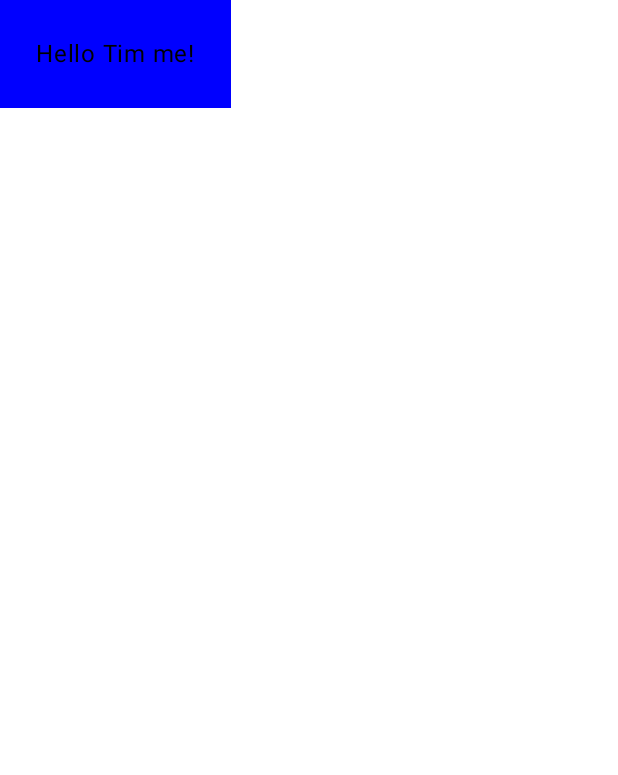
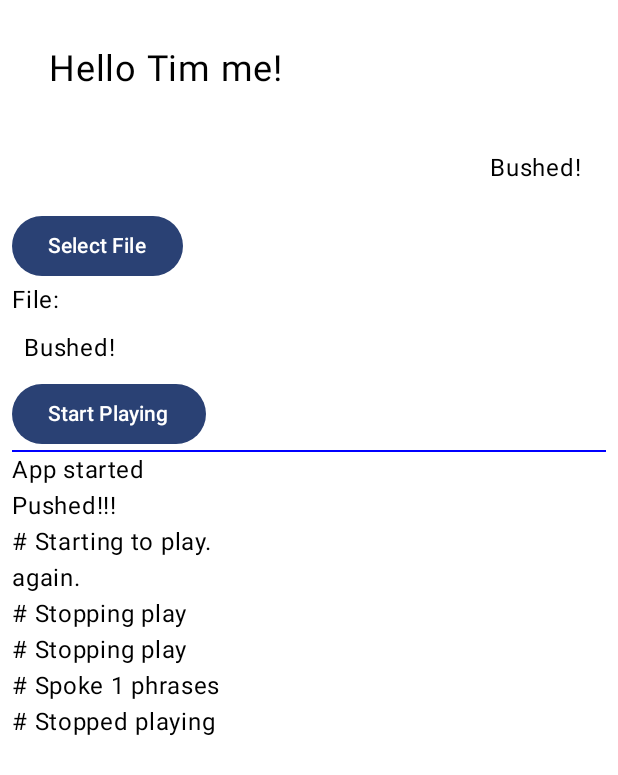
Before and after one commit to TimCook314/FrenchLangApp, an Android app built with Jetpack Compose: the @Preview function GreetingPreview, on a phone screen of 412 x 824 dp. Shown: the top 775 px of the screen. Run offline under Robolectric (Android 15) with nearby library versions, the phone set to English and light mode, and no system bars.

Commit message:
Add basic outline of functions

```diff
--- a/EchoUn/app/src/main/java/com/example/echoun/MainActivity.kt
+++ b/EchoUn/app/src/main/java/com/example/echoun/MainActivity.kt
@@ -3,17 +3,44 @@ package com.example.echoun
 import android.os.Bundle
 import androidx.activity.ComponentActivity
 import androidx.activity.compose.setContent
+import androidx.compose.foundation.layout.Arrangement
+import androidx.compose.foundation.layout.Column
+import androidx.compose.foundation.layout.PaddingValues
+import androidx.compose.foundation.layout.Spacer
 import androidx.compose.foundation.layout.fillMaxSize
+import androidx.compose.foundation.layout.fillMaxWidth
+import androidx.compose.foundation.layout.height
 import androidx.compose.foundation.layout.padding
+import androidx.compose.foundation.lazy.LazyColumn
+import androidx.compose.foundation.lazy.items
+import androidx.compose.material3.Button
+import androidx.compose.material3.Divider
 import androidx.compose.material3.MaterialTheme
 import androidx.compose.material3.Surface
 import androidx.compose.material3.Text
 import androidx.compose.runtime.Composable
+import androidx.compose.runtime.mutableStateListOf
+import androidx.compose.runtime.mutableStateOf
+import androidx.compose.ui.Alignment
 import androidx.compose.ui.Modifier
 import androidx.compose.ui.graphics.Color
+import androidx.compose.ui.text.style.TextAlign
 import androidx.compose.ui.tooling.preview.Preview
 import androidx.compose.ui.unit.dp
+import androidx.compose.ui.unit.sp
 import com.example.echoun.ui.theme.EchoUnTheme
+import kotlinx.coroutines.CoroutineScope
+import kotlinx.coroutines.Dispatchers
+import kotlinx.coroutines.delay
+import kotlinx.coroutines.launch
+
+
+private var theFilePathText = mutableStateOf(" none ")
+private var thePlayButtonText = mutableStateOf("Start Playing")
+private var asText = mutableStateListOf<String>("App started")
+private var itemsPlayed = 0
+private var isPlaying = false
+private var reqStop = false
 
 class MainActivity : ComponentActivity() {
     override fun onCreate(savedInstanceState: Bundle?) {
@@ -21,7 +48,10 @@ class MainActivity : ComponentActivity() {
         setContent {
             EchoUnTheme {
                 // A surface container using the 'background' color from the theme
-                Surface(modifier = Modifier.fillMaxSize(), color = MaterialTheme.colorScheme.background) {
+                Surface(
+                    modifier = Modifier.fillMaxSize(),
+                    color = MaterialTheme.colorScheme.background
+                ) {
                     Greeting("Tim me")
                 }
             }
@@ -31,18 +61,106 @@ class MainActivity : ComponentActivity() {
 
 @Composable
 fun Greeting(name: String, modifier: Modifier = Modifier) {
-    Surface(color = Color.Blue) {
+    Column(
+        verticalArrangement = Arrangement.Top,
+        modifier = modifier.padding(8.dp)
+    ) {
         Text(
             text = "Hello $name!",
+            fontSize = 24.sp,
+            //lineHeight = 116.sp,
+            textAlign = TextAlign.Center,
             modifier = modifier.padding(24.dp)
         )
+        Text(
+            text = theFilePathText.value,
+            //fontSize = 36.sp,
+            modifier = Modifier
+                .padding(16.dp)
+                .align(alignment = Alignment.End)
+        )
+        Button(onClick = { openFilePicker() }) {
+            Text("Select File")
+        }
+        Text(
+            text = "File:"
+        )
+        Text(
+            text = theFilePathText.value,
+            //fontSize = 36.sp,
+            modifier = Modifier
+                .padding(8.dp)
+                .align(alignment = Alignment.Start)
+        )
+        Button(onClick = {
+            toggleSpeaking()
+        }){
+            Text(thePlayButtonText.value)
+        }
+        Divider(color = Color.Blue, thickness = 1.dp)
+        TextList()
     }
 }
 
-@Preview(showBackground = true)
+
+@Composable
+fun TextList() {
+    LazyColumn(
+        modifier = Modifier.fillMaxWidth(),
+        //contentPadding = PaddingValues(16.dp)
+    ) {
+        items(asText) { item ->
+            //Spacer(modifier = Modifier.height(200.dp))
+            Text(text = item)
+        }
+    }
+}
+
+
+private fun openFilePicker() {
+    theFilePathText.value = "Bushed!"
+    asText.add("Pushed!!!")
+}
+
+@Preview(showBackground = true,
+    showSystemUi = true)
 @Composable
 fun GreetingPreview() {
     EchoUnTheme {
         Greeting("Tim me")
     }
 }
+
+
+private fun toggleSpeaking() {
+    if (isPlaying == true) {
+        // Set flag to stop playing
+        reqStop = true
+        thePlayButtonText.value = "Stopping"
+        asText.add("# Stopping play")
+    } else {
+        reqStop = false
+        isPlaying = true
+        speakPhrases()
+    }
+}
+
+private fun speakPhrases() {
+    CoroutineScope(Dispatchers.IO).launch {
+
+        asText.add("# Starting to play.")
+        thePlayButtonText.value = "Stop Playing"
+
+        itemsPlayed = 0
+        while ( reqStop == false) {
+            val phrase = "again."
+            asText.add(phrase)
+            itemsPlayed += 1
+            delay(3000)
+        }
+        isPlaying = false
+        thePlayButtonText.value = "Start Playing"
+        asText.add("# Spoke $itemsPlayed phrases")
+        asText.add("# Stopped playing")
+    }
+}
```
